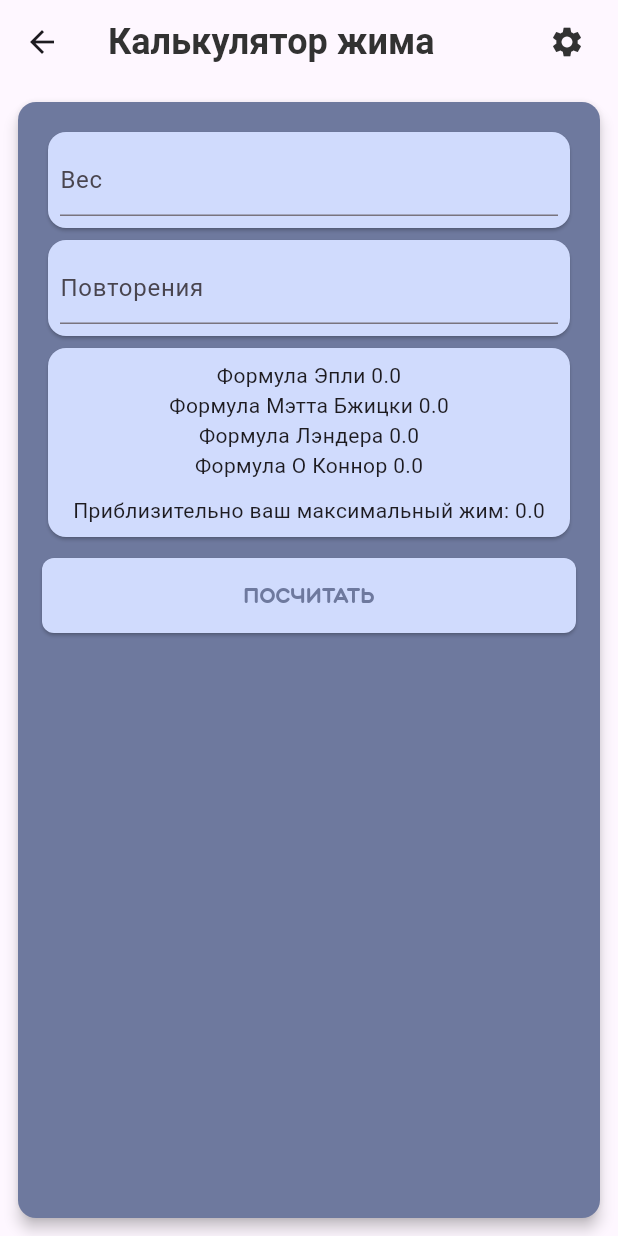
After one commit to MatveyNevirets/BodyBuddies, a Flutter app: the screen it shows after launch, after a tap on "Калькулятор", on a phone screen of 412 x 824 dp. The commit adds this screen. Run offline on Flutter 3.47's test engine with Material 3 defaults, Android fonts, the phone set to English and light mode, and no system bars; our stand-ins replace bloc, equatable, flutter_bloc.

Commit message:
Tech. part of bench press calculator completed successfully!

```diff
--- a/lib/core/strings/strings.dart
+++ b/lib/core/strings/strings.dart
@@ -161,5 +161,9 @@ abstract class Strings {
 
   static String repeats = "Повторы";
 
+  static var bench_press_calculator_appbar = "Калькулятор жима";
+
+  static var calculate = "Посчитать";
+
 ///////////////////////////////
 }
--- /dev/null
+++ b/lib/features/useful/bench_press_calculator/presentation/bench_press_calculator_page.dart
@@ -0,0 +1,18 @@
+import 'package:body_buddies/core/strings/strings.dart';
+import 'package:body_buddies/core/widgets/app_bar.dart';
+import 'package:body_buddies/features/useful/bench_press_calculator/presentation/bench_press_calculator_screen.dart';
+import 'package:body_buddies/features/useful/bench_press_calculator/presentation/bloc/bench_press_calculator_bloc.dart';
+import 'package:flutter/material.dart';
+import 'package:flutter_bloc/flutter_bloc.dart';
+
+class BenchPressCalculatorPage extends StatelessWidget {
+  BenchPressCalculatorPage({super.key});
+
+  @override
+  Widget build(BuildContext context) {
+    return BlocProvider(
+      create: (BuildContext context) => BenchPressCalculatorBloc(),
+      child: BenchPressCalculatorScreen(),
+    );
+  }
+}
--- /dev/null
+++ b/lib/features/useful/bench_press_calculator/presentation/bench_press_calculator_screen.dart
@@ -0,0 +1,130 @@
+import 'package:body_buddies/core/colors/colors.dart';
+import 'package:body_buddies/core/strings/strings.dart';
+import 'package:body_buddies/core/widgets/app_bar.dart';
+import 'package:body_buddies/core/widgets/base_button.dart';
+import 'package:body_buddies/features/useful/bench_press_calculator/presentation/bloc/bench_press_calculator_bloc.dart';
+import 'package:collection/collection.dart';
+import 'package:flutter/material.dart';
+import 'package:flutter_bloc/flutter_bloc.dart';
+
+class BenchPressCalculatorScreen extends StatelessWidget {
+  BenchPressCalculatorScreen({super.key});
+
+  final weightController = TextEditingController();
+  final repsController = TextEditingController();
+
+  @override
+  Widget build(BuildContext context) {
+    return Scaffold(
+      appBar: createAppBarWidget(
+        appbarTitle: Strings.bench_press_calculator_appbar,
+      ),
+      body: Center(
+        child: Padding(
+          padding: const EdgeInsets.all(8.0),
+          child: SizedBox(
+              height: double.maxFinite,
+              width: double.maxFinite,
+              child: Card(
+                elevation: 4,
+                color: Colours.workout_card_background_color,
+                child: Padding(
+                  padding: const EdgeInsets.all(16),
+                  child: Column(
+                    children: [
+                      buildTextFields(weightController, repsController),
+                      buildResults(),
+                      const SizedBox(
+                        height: 10,
+                      ),
+                      buildCalculateButton(context)
+                    ],
+                  ),
+                ),
+              )),
+        ),
+      ),
+    );
+  }
+
+  void calculateResults(BuildContext context) {
+    context.read<BenchPressCalculatorBloc>().add(CalculateEvent(
+        double.parse(weightController.text), int.parse(repsController.text)));
+  }
+
+  BaseButton buildCalculateButton(BuildContext context) {
+    return BaseButton(
+      onClick: () => calculateResults(context),
+      buttonText: Strings.calculate,
+      icon: null,
+      isElevated: true,
+      backgroundColor: Colours.workoutCardForegroundColor,
+      color: Colours.workout_card_background_color,
+      buttonSize: const Size(double.maxFinite, 50),
+      radius: 8,
+    );
+  }
+
+  Card buildResults() {
+    return Card(
+      color: Colours.workoutCardForegroundColor,
+      child: SizedBox(
+        width: double.maxFinite,
+        child: Padding(
+          padding: const EdgeInsets.all(8.0),
+          child:
+              BlocBuilder<BenchPressCalculatorBloc, BenchPressCalculatorState>(
+            builder: (context, state) {
+              return Column(
+                children: [
+                  Text("Формула Эпли ${state.epleysFormulaResult.toString()}"),
+                  Text(
+                      "Формула Мэтта Бжицки ${state.mattBrzyckisFormulaResult.toString()}"),
+                  Text(
+                      "Формула Лэндера ${state.landersFormulaResult.toString()}"),
+                  Text(
+                      "Формула О Коннор ${state.oConnersFormulaResult.toString()}"),
+                  const SizedBox(
+                    height: 10,
+                  ),
+                  Text(
+                      "Приблизительно ваш максимальный жим: ${state.averageResult.toString()}"),
+                ],
+              );
+            },
+            buildWhen: (prev, curr) =>
+                !const ListEquality().equals(prev.props, curr.props),
+          ),
+        ),
+      ),
+    );
+  }
+
+  Column buildTextFields(
+      TextEditingController weightController, repsController) {
+    return Column(
+      children: [
+        Card(
+          color: Colours.workoutCardForegroundColor,
+          child: Padding(
+            padding: const EdgeInsets.all(8.0),
+            child: TextField(
+              controller: weightController,
+              decoration: InputDecoration(hintText: Strings.weight),
+            ),
+          ),
+        ),
+        Card(
+          color: Colours.workoutCardForegroundColor,
+          child: Padding(
+            padding: const EdgeInsets.all(8.0),
+            child: TextField(
+              controller: repsController,
+              decoration: InputDecoration(hintText: Strings.reps),
+            ),
+          ),
+        ),
+      ],
+    );
+  }
+}
--- /dev/null
+++ b/lib/features/useful/bench_press_calculator/presentation/bloc/bench_press_calculator_event.dart
@@ -0,0 +1,15 @@
+part of 'bench_press_calculator_bloc.dart';
+
+sealed class BenchPressCalculatorEvent extends Equatable {
+  BenchPressCalculatorEvent(this.weight, this.reps);
+
+  double weight;
+  int reps;
+
+  @override
+  List<Object> get props => [];
+}
+
+class CalculateEvent extends BenchPressCalculatorEvent {
+  CalculateEvent(super.weight, super.reps);
+}
--- /dev/null
+++ b/lib/features/useful/bench_press_calculator/presentation/bloc/bench_press_calculator_state.dart
@@ -0,0 +1,44 @@
+part of 'bench_press_calculator_bloc.dart';
+
+sealed class BenchPressCalculatorState extends Equatable {
+  BenchPressCalculatorState(
+      {required this.epleysFormulaResult,
+      required this.mattBrzyckisFormulaResult,
+      required this.landersFormulaResult,
+      required this.oConnersFormulaResult,
+      required this.averageResult});
+
+  double epleysFormulaResult;
+  double mattBrzyckisFormulaResult;
+  double landersFormulaResult;
+  double oConnersFormulaResult;
+
+  double averageResult;
+
+  @override
+  List<Object> get props => [
+        epleysFormulaResult,
+        mattBrzyckisFormulaResult,
+        landersFormulaResult,
+        oConnersFormulaResult,
+        averageResult
+      ];
+}
+
+final class BenchPressCalculatorInitial extends BenchPressCalculatorState {
+  BenchPressCalculatorInitial(
+      {required super.epleysFormulaResult,
+      required super.mattBrzyckisFormulaResult,
+      required super.landersFormulaResult,
+      required super.oConnersFormulaResult,
+      required super.averageResult});
+}
+
+class ResultsBenchPressState extends BenchPressCalculatorState {
+  ResultsBenchPressState(
+      {required super.epleysFormulaResult,
+      required super.mattBrzyckisFormulaResult,
+      required super.landersFormulaResult,
+      required super.oConnersFormulaResult,
+      required super.averageResult});
+}
--- a/lib/features/useful/useful_feature_card.dart
+++ b/lib/features/useful/useful_feature_card/presentation/useful_feature_card.dart
@@ -1,8 +1,8 @@
 import 'package:flutter/cupertino.dart';
 import 'package:flutter/material.dart';
 
-import '../../core/strings/strings.dart';
-import '../../core/styles/styles.dart';
+import '../../../../core/strings/strings.dart';
+import '../../../../core/styles/styles.dart';
 
 class UsefulFeatureCard extends StatelessWidget {
   const UsefulFeatureCard({super.key});
@@ -18,6 +18,7 @@ class UsefulFeatureCard extends StatelessWidget {
               crossAxisAlignment: CrossAxisAlignment.center,
               children: [
                 GestureDetector(
+                  onTap: () => openPage(context, "/bench_press_calculator"),
                   child: Stack(
                     children: [
                       const Image(
@@ -103,4 +104,8 @@ class UsefulFeatureCard extends StatelessWidget {
       ],
     );
   }
+
+  void openPage(BuildContext context, String routePath) {
+    Navigator.of(context).pushNamed(routePath);
+  }
 }
--- a/lib/internal/application/presentation/body_buddies_application.dart
+++ b/lib/internal/application/presentation/body_buddies_application.dart
@@ -1,4 +1,5 @@
 import 'package:body_buddies/core/colors/colors.dart';
+import 'package:body_buddies/features/useful/bench_press_calculator/presentation/bench_press_calculator_page.dart';
 import 'package:body_buddies/features/workouts/add_exercise/bloc/add_exercise_cubit.dart';
 import 'package:body_buddies/features/workouts/add_exercise/presentation/add_exercise_screen.dart';
 import 'package:body_buddies/features/workouts/add_your_exercise/bloc/add_your_exercise_cubit.dart';
@@ -83,6 +84,7 @@ class BodyBuddiesApp extends StatelessWidget {
         "workouts_menu/run_workout/": (context) => RunWorkoutScreen(
               fakeWorkoutsDatabase: fakeWorkoutsDatabase,
             ),
+        "/bench_press_calculator": (context) => BenchPressCalculatorPage(),
       },
       initialRoute: "/",
     );
--- a/lib/internal/home/presentation/home_screen.dart
+++ b/lib/internal/home/presentation/home_screen.dart
@@ -7,7 +7,7 @@ import 'package:flutter_bloc/flutter_bloc.dart';
 
 import '../../../core/strings/strings.dart';
 import '../../../features/nutrition/nutrition_feature_card.dart';
-import '../../../features/useful/useful_feature_card.dart';
+import '../../../features/useful/useful_feature_card/presentation/useful_feature_card.dart';
 import '../../../features/water_indicator_widget/water_indicator_widget.dart';
 import '../../../features/workouts/workout_feature_card/presentation/workouts_feature_card.dart';
 
```
Also changed, not shown: lib/features/useful/bench_press_calculator/presentation/bloc/bench_press_calculator_bloc.dart (added, +65 -0 lines), lib/features/useful/widgets/useful_mini_card_widget.dart (deleted, +0 -26 lines).
